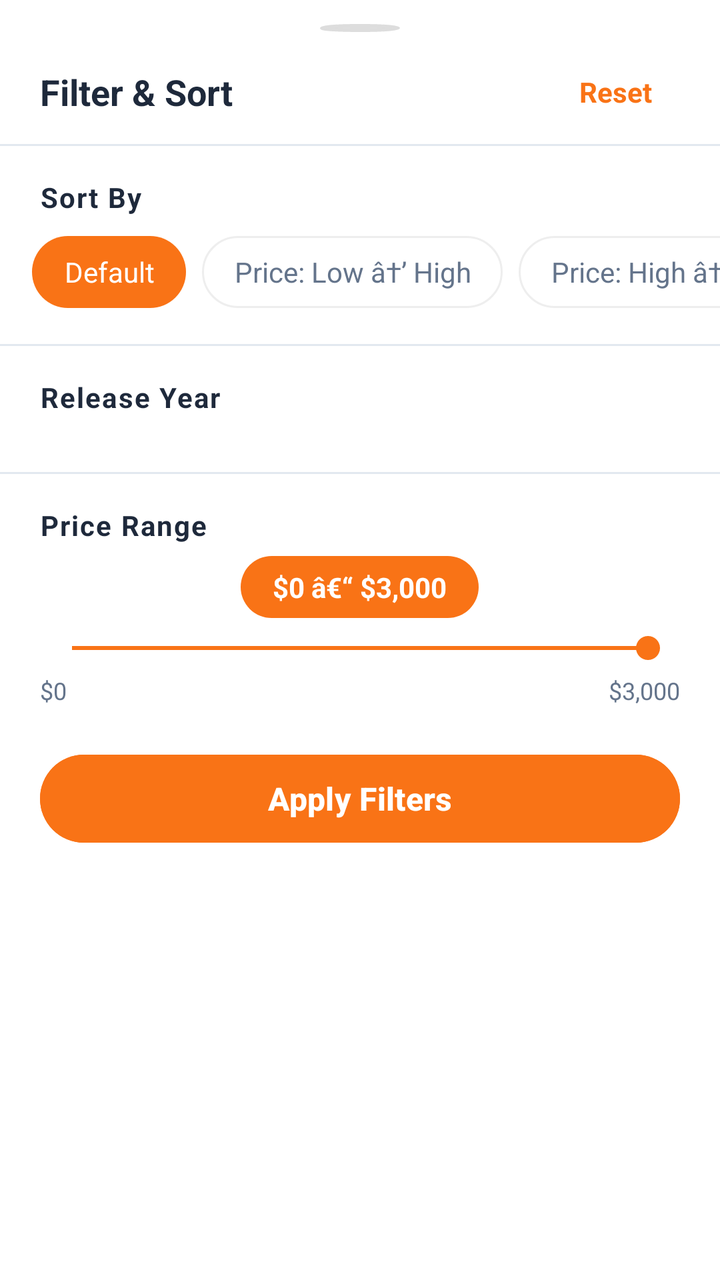
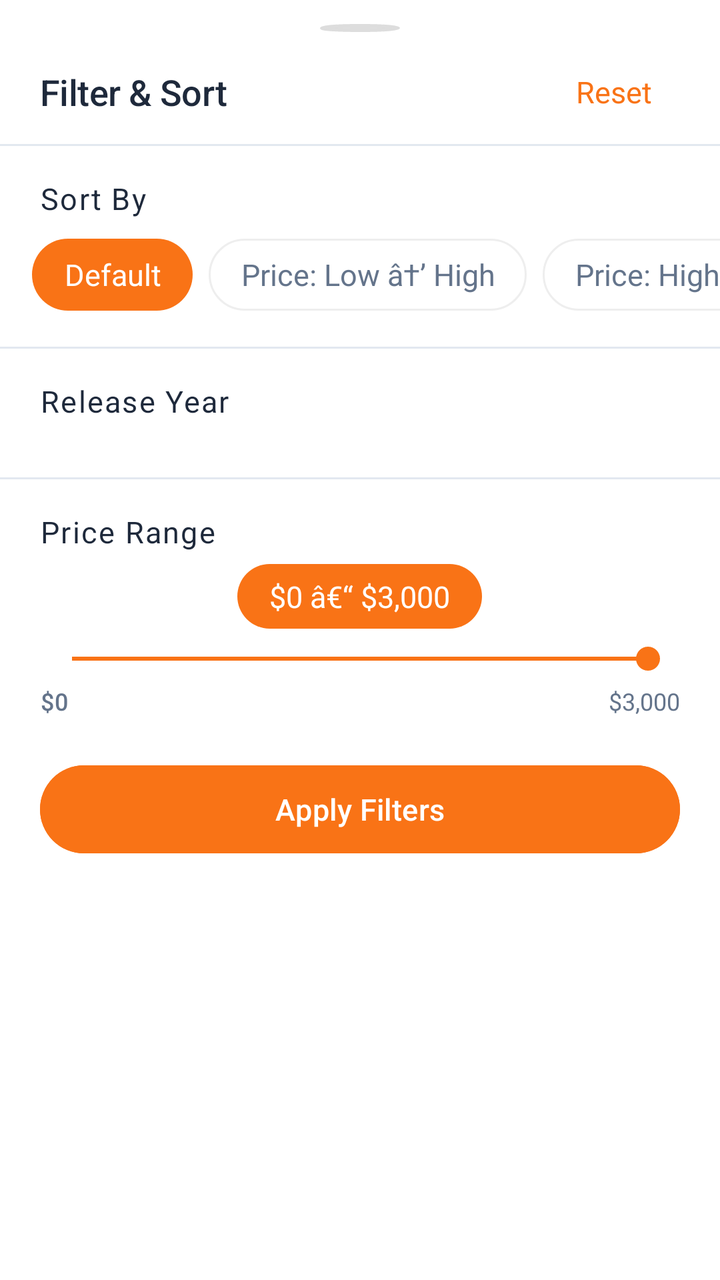

An Android layout rendered at two revisions. The XML below is the earlier revision; the diff shows what the commit changed to produce the second picture.
<!-- AndroidManifest.xml: application theme Theme.BeckieDealApp -->
<!-- res/layout/bottom_sheet_filter.xml -->
﻿<?xml version="1.0" encoding="utf-8"?>
<LinearLayout
    xmlns:android="http://schemas.android.com/apk/res/android"
    xmlns:app="http://schemas.android.com/apk/res-auto"
    android:layout_width="match_parent"
    android:layout_height="wrap_content"
    android:orientation="vertical"
    android:background="@color/surface"
    android:paddingBottom="32dp">

    
    <View
        android:layout_width="40dp"
        android:layout_height="4dp"
        android:layout_gravity="center_horizontal"
        android:layout_marginTop="12dp"
        android:layout_marginBottom="4dp"
        android:background="@drawable/badge_pill"
        android:backgroundTint="#DDDDDD" />

    
    <RelativeLayout
        android:layout_width="match_parent"
        android:layout_height="52dp"
        android:paddingHorizontal="20dp">

        <TextView
            android:layout_width="wrap_content"
            android:layout_height="wrap_content"
            android:layout_alignParentStart="true"
            android:layout_centerVertical="true"
            android:text="Filter &amp; Sort"
            android:textColor="@color/text_primary"
            android:textSize="@dimen/text_size_title_small"
            android:textStyle="bold" />

        <TextView
            android:id="@+id/resetButton"
            android:layout_width="wrap_content"
            android:layout_height="wrap_content"
            android:layout_alignParentEnd="true"
            android:layout_centerVertical="true"
            android:clickable="true"
            android:focusable="true"
            android:paddingHorizontal="14dp"
            android:paddingVertical="7dp"
            android:text="Reset"
            android:textColor="@color/primary"
            android:textSize="@dimen/text_size_body"
            android:textStyle="bold" />

    </RelativeLayout>

    
    <View
        android:layout_width="match_parent"
        android:layout_height="1dp"
        android:background="@color/border_color" />

    
    <TextView
        android:layout_width="match_parent"
        android:layout_height="wrap_content"
        android:paddingHorizontal="20dp"
        android:paddingTop="16dp"
        android:paddingBottom="10dp"
        android:text="Sort By"
        android:textColor="@color/text_primary"
        android:textSize="@dimen/text_size_body"
        android:textStyle="bold"
        android:letterSpacing="0.05" />

    
    <HorizontalScrollView
        android:layout_width="match_parent"
        android:layout_height="wrap_content"
        android:scrollbars="none"
        android:paddingBottom="4dp">

        <LinearLayout
            android:id="@+id/sortContainer"
            android:layout_width="wrap_content"
            android:layout_height="wrap_content"
            android:orientation="horizontal"
            android:paddingStart="16dp"
            android:paddingEnd="16dp">

            <TextView
                android:id="@+id/sortDefault"
                android:layout_width="wrap_content"
                android:layout_height="36dp"
                android:layout_marginEnd="8dp"
                android:gravity="center"
                android:paddingHorizontal="16dp"
                android:text="Default"
                android:textSize="@dimen/text_size_body"
                android:singleLine="true"
                android:background="@drawable/chip_selected"
                android:textColor="@color/white_fixed" />

            <TextView
                android:id="@+id/sortPriceLow"
                android:layout_width="wrap_content"
                android:layout_height="36dp"
                android:layout_marginEnd="8dp"
                android:gravity="center"
                android:paddingHorizontal="16dp"
                android:text="Price: Low â†’ High"
                android:textSize="@dimen/text_size_body"
                android:singleLine="true"
                android:background="@drawable/chip_unselected"
                android:textColor="@color/text_secondary" />

            <TextView
                android:id="@+id/sortPriceHigh"
                android:layout_width="wrap_content"
                android:layout_height="36dp"
                android:layout_marginEnd="8dp"
                android:gravity="center"
                android:paddingHorizontal="16dp"
                android:text="Price: High â†’ Low"
                android:textSize="@dimen/text_size_body"
                android:singleLine="true"
                android:background="@drawable/chip_unselected"
                android:textColor="@color/text_secondary" />

            <TextView
                android:id="@+id/sortTopRated"
                android:layout_width="wrap_content"
                android:layout_height="36dp"
                android:gravity="center"
                android:paddingHorizontal="16dp"
                android:text="Top Rated"
                android:textSize="@dimen/text_size_body"
                android:singleLine="true"
                android:background="@drawable/chip_unselected"
                android:textColor="@color/text_secondary" />

        </LinearLayout>
    </HorizontalScrollView>

    
    <View
        android:layout_width="match_parent"
        android:layout_height="1dp"
        android:layout_marginTop="14dp"
        android:background="@color/border_color" />

    
    <TextView
        android:layout_width="match_parent"
        android:layout_height="wrap_content"
        android:paddingHorizontal="20dp"
        android:paddingTop="16dp"
        android:paddingBottom="10dp"
        android:text="Release Year"
        android:textColor="@color/text_primary"
        android:textSize="@dimen/text_size_body"
        android:textStyle="bold"
        android:letterSpacing="0.05" />

    <HorizontalScrollView
        android:layout_width="match_parent"
        android:layout_height="wrap_content"
        android:scrollbars="none">

        <LinearLayout
            android:id="@+id/yearContainer"
            android:layout_width="wrap_content"
            android:layout_height="wrap_content"
            android:orientation="horizontal"
            android:paddingStart="16dp"
            android:paddingEnd="16dp"
            android:paddingBottom="4dp" />

    </HorizontalScrollView>

    
    <View
        android:layout_width="match_parent"
        android:layout_height="1dp"
        android:layout_marginTop="14dp"
        android:background="@color/border_color" />

    
    <TextView
        android:layout_width="match_parent"
        android:layout_height="wrap_content"
        android:paddingHorizontal="20dp"
        android:paddingTop="16dp"
        android:paddingBottom="6dp"
        android:text="Price Range"
        android:textColor="@color/text_primary"
        android:textSize="@dimen/text_size_body"
        android:textStyle="bold"
        android:letterSpacing="0.05" />

    
    <TextView
        android:id="@+id/priceRangeLabel"
        android:layout_width="wrap_content"
        android:layout_height="wrap_content"
        android:layout_gravity="center_horizontal"
        android:layout_marginBottom="6dp"
        android:background="@drawable/chip_selected"
        android:paddingHorizontal="16dp"
        android:paddingVertical="6dp"
        android:text="$0 â€“ $3,000"
        android:textColor="@color/white_fixed"
        android:textSize="@dimen/text_size_body"
        android:textStyle="bold" />

    
    <SeekBar
        android:id="@+id/priceSeekBar"
        android:layout_width="match_parent"
        android:layout_height="wrap_content"
        android:layout_marginHorizontal="20dp"
        android:max="3000"
        android:progress="3000"
        android:progressTint="@color/primary"
        android:thumbTint="@color/primary" />

    
    <RelativeLayout
        android:layout_width="match_parent"
        android:layout_height="wrap_content"
        android:paddingHorizontal="20dp"
        android:paddingTop="4dp">

        <TextView
            android:id="@+id/priceMinLabel"
            android:layout_width="wrap_content"
            android:layout_height="wrap_content"
            android:layout_alignParentStart="true"
            android:text="$0"
            android:textColor="@color/text_secondary"
            android:textSize="@dimen/text_size_caption" />

        <TextView
            android:id="@+id/priceMaxLabel"
            android:layout_width="wrap_content"
            android:layout_height="wrap_content"
            android:layout_alignParentEnd="true"
            android:text="$3,000"
            android:textColor="@color/text_secondary"
            android:textSize="@dimen/text_size_caption" />

    </RelativeLayout>

    
    <com.google.android.material.button.MaterialButton
        android:id="@+id/applyButton"
        android:layout_width="match_parent"
        android:layout_height="52dp"
        android:layout_marginHorizontal="20dp"
        android:layout_marginTop="20dp"
        android:backgroundTint="@color/primary"
        android:text="Apply Filters"
        android:textColor="@color/white_fixed"
        android:textSize="@dimen/text_size_body_large"
        android:textStyle="bold" />

</LinearLayout>
<!-- resources referenced by this layout -->
<resources>
  <dimen name="text_size_body">13sp</dimen>
  <dimen name="text_size_body_large">15sp</dimen>
  <dimen name="text_size_title_small">17sp</dimen>
  <style name="Base.Theme.BeckieDealApp" parent="Theme.Material3.DayNight.NoActionBar">
          <item name="colorPrimary">@color/primary</item>
          <item name="colorOnPrimary">@color/on_primary</item>
          <item name="colorPrimaryContainer">@color/primary_container</item>
          <item name="colorOnPrimaryContainer">@color/on_primary_container</item>
          <item name="android:windowBackground">@color/background</item>
          <item name="colorSurface">@color/surface</item>
          <item name="colorOnSurface">@color/on_surface</item>
          
          <item name="bottomNavigationStyle">@style/Widget.App.BottomNavigationView</item>
      </style>
  <style name="Widget.App.Button" parent="Widget.Material3.Button">
          <item name="shapeAppearance">@style/ShapeAppearance.App.Button.Pill</item>
      </style>
  <color name="background">#F8FAFC</color>
  <!-- unchanged entries left out for length: 22 -->
</resources>

<!-- the commit's change to res/layout/bottom_sheet_filter.xml (unified diff, before → after) -->
@@ -30,9 +30,7 @@
             android:layout_alignParentStart="true"
             android:layout_centerVertical="true"
             android:text="Filter &amp; Sort"
-            android:textColor="@color/text_primary"
-            android:textSize="@dimen/text_size_title_small"
-            android:textStyle="bold" />
+            android:textAppearance="@style/TextAppearance.App.SectionHeader" />
 
         <TextView
             android:id="@+id/resetButton"
@@ -45,9 +43,8 @@
             android:paddingHorizontal="14dp"
             android:paddingVertical="7dp"
             android:text="Reset"
-            android:textColor="@color/primary"
-            android:textSize="@dimen/text_size_body"
-            android:textStyle="bold" />
+            android:textAppearance="@style/TextAppearance.App.CardPrice"
+            android:textColor="@color/primary" />
 
     </RelativeLayout>
 
@@ -65,9 +62,7 @@
         android:paddingTop="16dp"
         android:paddingBottom="10dp"
         android:text="Sort By"
-        android:textColor="@color/text_primary"
-        android:textSize="@dimen/text_size_body"
-        android:textStyle="bold"
+        android:textAppearance="@style/TextAppearance.App.CardProductName"
         android:letterSpacing="0.05" />
 
     
@@ -93,7 +88,7 @@
                 android:gravity="center"
                 android:paddingHorizontal="16dp"
                 android:text="Default"
-                android:textSize="@dimen/text_size_body"
+                android:textAppearance="@style/TextAppearance.App.Body"
                 android:singleLine="true"
                 android:background="@drawable/chip_selected"
                 android:textColor="@color/white_fixed" />
@@ -106,7 +101,7 @@
                 android:gravity="center"
                 android:paddingHorizontal="16dp"
                 android:text="Price: Low â†’ High"
-                android:textSize="@dimen/text_size_body"
+                android:textAppearance="@style/TextAppearance.App.Body"
                 android:singleLine="true"
                 android:background="@drawable/chip_unselected"
                 android:textColor="@color/text_secondary" />
@@ -119,7 +114,7 @@
                 android:gravity="center"
                 android:paddingHorizontal="16dp"
                 android:text="Price: High â†’ Low"
-                android:textSize="@dimen/text_size_body"
+                android:textAppearance="@style/TextAppearance.App.Body"
                 android:singleLine="true"
                 android:background="@drawable/chip_unselected"
                 android:textColor="@color/text_secondary" />
@@ -131,7 +126,7 @@
                 android:gravity="center"
                 android:paddingHorizontal="16dp"
                 android:text="Top Rated"
-                android:textSize="@dimen/text_size_body"
+                android:textAppearance="@style/TextAppearance.App.Body"
                 android:singleLine="true"
                 android:background="@drawable/chip_unselected"
                 android:textColor="@color/text_secondary" />
@@ -154,9 +149,7 @@
         android:paddingTop="16dp"
         android:paddingBottom="10dp"
         android:text="Release Year"
-        android:textColor="@color/text_primary"
-        android:textSize="@dimen/text_size_body"
-        android:textStyle="bold"
+        android:textAppearance="@style/TextAppearance.App.CardProductName"
         android:letterSpacing="0.05" />
 
     <HorizontalScrollView
@@ -190,9 +183,7 @@
         android:paddingTop="16dp"
         android:paddingBottom="6dp"
         android:text="Price Range"
-        android:textColor="@color/text_primary"
-        android:textSize="@dimen/text_size_body"
-        android:textStyle="bold"
+        android:textAppearance="@style/TextAppearance.App.CardProductName"
         android:letterSpacing="0.05" />
 
     
@@ -206,9 +197,8 @@
         android:paddingHorizontal="16dp"
         android:paddingVertical="6dp"
         android:text="$0 â€“ $3,000"
-        android:textColor="@color/white_fixed"
-        android:textSize="@dimen/text_size_body"
-        android:textStyle="bold" />
+        android:textAppearance="@style/TextAppearance.App.CardPrice"
+        android:textColor="@color/white_fixed" />
 
     
     <SeekBar
@@ -234,8 +224,9 @@
             android:layout_height="wrap_content"
             android:layout_alignParentStart="true"
             android:text="$0"
-            android:textColor="@color/text_secondary"
-            android:textSize="@dimen/text_size_caption" />
+            android:textAppearance="@style/TextAppearance.App.Label"
+            android:textAllCaps="false"
+            android:textColor="@color/text_secondary" />
 
         <TextView
             android:id="@+id/priceMaxLabel"
@@ -257,8 +248,7 @@
         android:layout_marginTop="20dp"
         android:backgroundTint="@color/primary"
         android:text="Apply Filters"
-        android:textColor="@color/white_fixed"
-        android:textSize="@dimen/text_size_body_large"
-        android:textStyle="bold" />
+        android:textAppearance="@style/TextAppearance.App.Button"
+        android:textColor="@color/white_fixed" />
 
 </LinearLayout>
<!-- resource entries referenced after the edit -->
@@ -1,8 +1,43 @@
 <!-- resources referenced by this layout -->
 <resources>
-  <dimen name="text_size_body">13sp</dimen>
-  <dimen name="text_size_body_large">15sp</dimen>
-  <dimen name="text_size_title_small">17sp</dimen>
+  <style name="TextAppearance.App.Body" parent="TextAppearance.Material3.BodyMedium">
+          <item name="android:fontFamily">@font/synonym_regular</item>
+          <item name="android:textSize">15sp</item>
+          <item name="android:letterSpacing">0</item>
+          <item name="android:lineSpacingMultiplier">1.6</item>
+          <item name="android:textColor">@color/text_secondary</item>
+      </style>
+  <style name="TextAppearance.App.Button" parent="TextAppearance.Material3.LabelLarge">
+          <item name="android:fontFamily">@font/synonym_semibold</item>
+          <item name="android:textSize">15sp</item>
+          <item name="android:letterSpacing">0.01</item>
+          <item name="android:textAllCaps">false</item>
+      </style>
+  <style name="TextAppearance.App.CardPrice" parent="TextAppearance.Material3.BodyLarge">
+          <item name="android:fontFamily">@font/synonym_semibold</item>
+          <item name="android:textSize">15sp</item>
+          <item name="android:letterSpacing">0</item>
+          <item name="android:textColor">@color/text_primary</item>
+      </style>
+  <style name="TextAppearance.App.CardProductName" parent="TextAppearance.Material3.BodyLarge">
+          <item name="android:fontFamily">@font/synonym_medium</item>
+          <item name="android:textSize">15sp</item>
+          <item name="android:letterSpacing">0</item>
+          <item name="android:textColor">@color/text_primary</item>
+      </style>
+  <style name="TextAppearance.App.Label" parent="TextAppearance.Material3.LabelMedium">
+          <item name="android:fontFamily">@font/synonym_medium</item>
+          <item name="android:textSize">12sp</item>
+          <item name="android:letterSpacing">0.04</item>
+          <item name="android:textAllCaps">true</item>
+          <item name="android:textColor">@color/text_secondary</item>
+      </style>
+  <style name="TextAppearance.App.SectionHeader" parent="TextAppearance.Material3.TitleMedium">
+          <item name="android:fontFamily">@font/amulya_bold</item>
+          <item name="android:textSize">18sp</item>
+          <item name="android:letterSpacing">-0.01</item>
+          <item name="android:textColor">@color/text_primary</item>
+      </style>
   <style name="Base.Theme.BeckieDealApp" parent="Theme.Material3.DayNight.NoActionBar">
           <item name="colorPrimary">@color/primary</item>
           <item name="colorOnPrimary">@color/on_primary</item>
@@ -12,12 +47,49 @@
           <item name="colorSurface">@color/surface</item>
           <item name="colorOnSurface">@color/on_surface</item>
           
+          
+          <item name="textAppearanceHeadlineMedium">@style/TextAppearance.App.ScreenTitle</item>
+          <item name="textAppearanceHeadlineSmall">@style/TextAppearance.App.ProductName</item>
+          <item name="textAppearanceTitleLarge">@style/TextAppearance.App.PriceHero</item>
+          <item name="textAppearanceTitleMedium">@style/TextAppearance.App.SectionHeader</item>
+          <item name="textAppearanceBodyLarge">@style/TextAppearance.App.CardProductName</item>
+          <item name="textAppearanceBodyMedium">@style/TextAppearance.App.Body</item>
+          <item name="textAppearanceBodySmall">@style/TextAppearance.App.Specs</item>
+          <item name="textAppearanceLabelMedium">@style/TextAppearance.App.Label</item>
+          <item name="textAppearanceLabelLarge">@style/TextAppearance.App.Button</item>
+          
           <item name="bottomNavigationStyle">@style/Widget.App.BottomNavigationView</item>
       </style>
   <style name="Widget.App.Button" parent="Widget.Material3.Button">
           <item name="shapeAppearance">@style/ShapeAppearance.App.Button.Pill</item>
+          <item name="android:textAppearance">@style/TextAppearance.App.Button</item>
       </style>
-  <color name="background">#F8FAFC</color>
+  <color name="background">#F9F9F7</color>
+  <style name="TextAppearance.App.ScreenTitle" parent="TextAppearance.Material3.HeadlineMedium">
+          <item name="android:fontFamily">@font/amulya_bold</item>
+          <item name="android:textSize">28sp</item>
+          <item name="android:letterSpacing">-0.02</item>
+          <item name="android:textColor">@color/text_primary</item>
+      </style>
+  <style name="TextAppearance.App.ProductName" parent="TextAppearance.Material3.HeadlineSmall">
+          <item name="android:fontFamily">@font/amulya_bold</item>
+          <item name="android:textSize">24sp</item>
+          <item name="android:letterSpacing">-0.02</item>
+          <item name="android:textColor">@color/text_primary</item>
+      </style>
+  <style name="TextAppearance.App.PriceHero" parent="TextAppearance.Material3.TitleLarge">
+          <item name="android:fontFamily">@font/amulya_bold</item>
+          <item name="android:textSize">22sp</item>
+          <item name="android:letterSpacing">-0.01</item>
+          <item name="android:textColor">@color/text_primary</item>
+      </style>
+  <style name="TextAppearance.App.Specs" parent="TextAppearance.Material3.BodySmall">
+          <item name="android:fontFamily">@font/synonym_regular</item>
+          <item name="android:textSize">14sp</item>
+          <item name="android:letterSpacing">0</item>
+          <item name="android:lineSpacingMultiplier">1.5</item>
+          <item name="android:textColor">@color/text_secondary</item>
+      </style>
   <!-- unchanged entries left out for length: 22 -->
 </resources>
 
